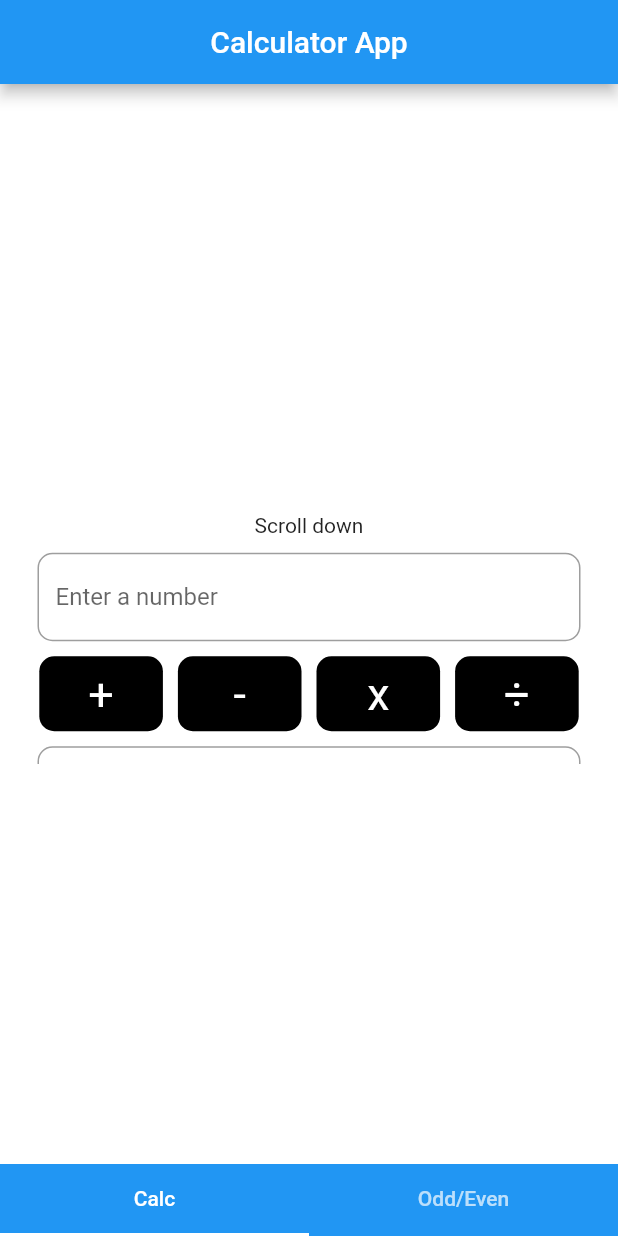
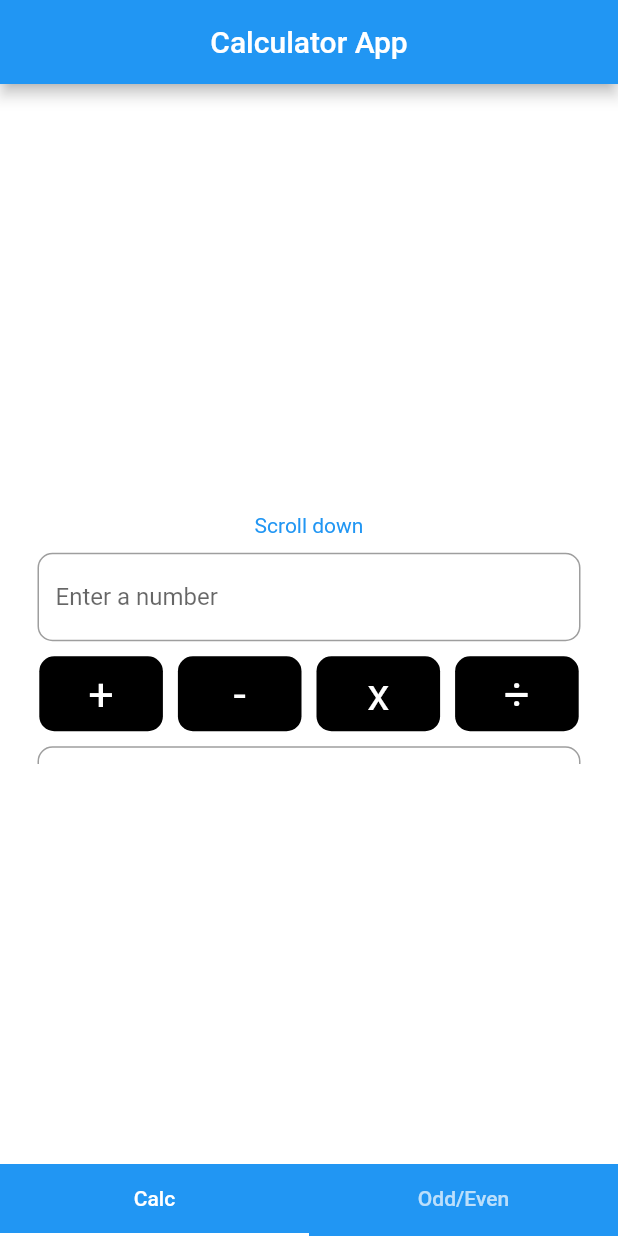
Before and after one commit to akbersalim/flutter-calculator, a Flutter app: the screen it shows after launch, on a phone screen of 412 x 824 dp. Run offline on Flutter 3.47's test engine with Material 2 defaults, Android fonts, the phone set to English and light mode, and no system bars.

```diff
--- a/lib/views/add.dart
+++ b/lib/views/add.dart
@@ -89,7 +89,7 @@ class _MyBodyState extends State<MyBody> {
             crossAxisAlignment: CrossAxisAlignment.center,
             mainAxisAlignment: MainAxisAlignment.center,
             children: <Widget>[
-              Text("Scroll down"),
+              Text("Scroll down",style: TextStyle(color: Colors.blue),),
               SizedBox(
                 height: 10.0,
               ),
```
